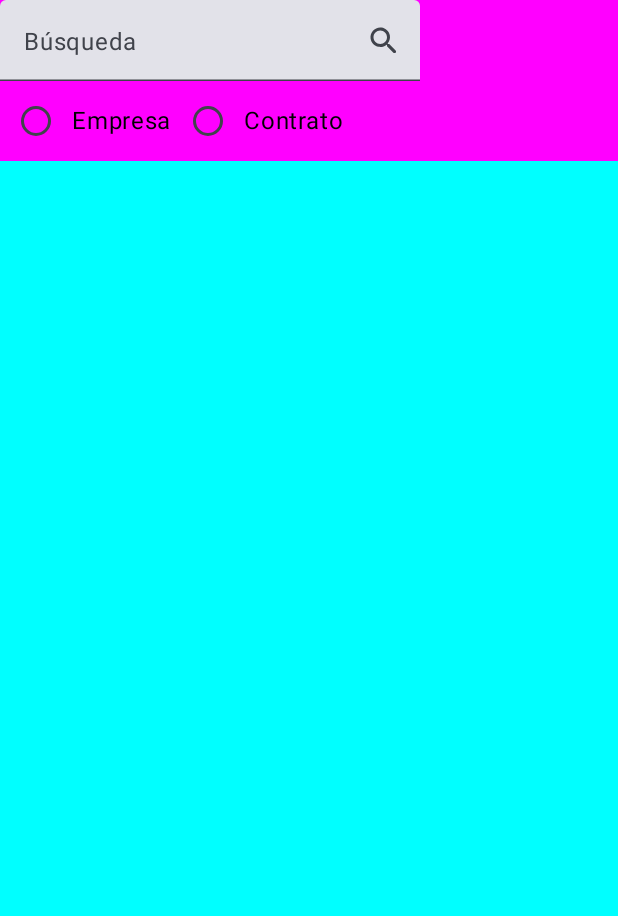
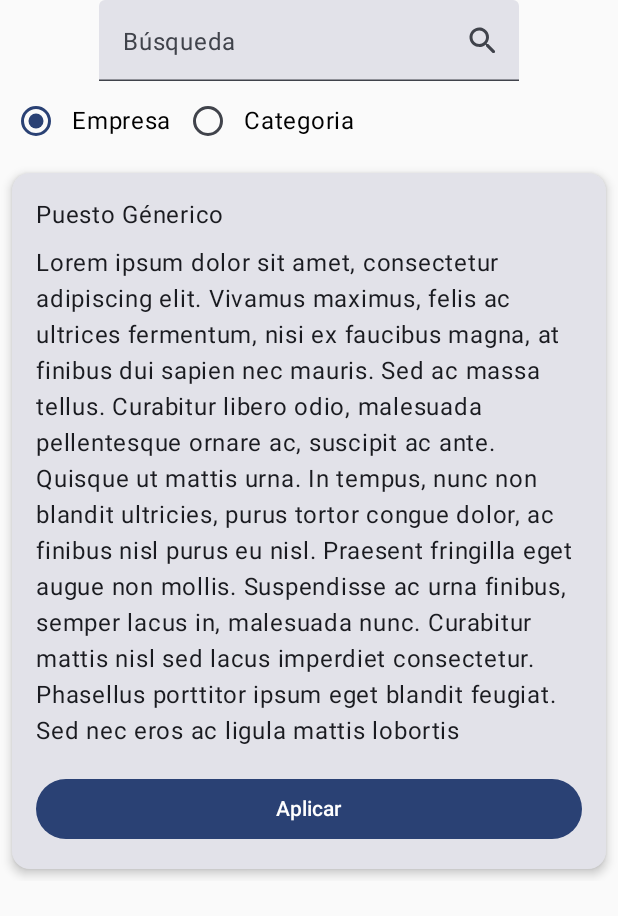
Before and after one commit to cpaezd/retodam-mobile, an Android app built with Jetpack Compose: the Inicio screen opened through its navigation route, on a phone screen of 412 x 824 dp. Shown: the top 916 px of the screen. Run offline under Robolectric (Android 15) with nearby library versions, the phone set to English and light mode, and no system bars; our stand-ins replace constraintlayout-compose.

Commit message:
Cambios a 15 de Abril

```diff
--- a/app/src/main/java/dam/grupo13/retodam/MainActivity.kt
+++ b/app/src/main/java/dam/grupo13/retodam/MainActivity.kt
@@ -4,6 +4,7 @@ import android.os.Bundle
 import androidx.activity.ComponentActivity
 import androidx.activity.compose.setContent
 import androidx.activity.enableEdgeToEdge
+import androidx.core.view.WindowCompat
 import dam.grupo13.retodam.layout.App
 import dam.grupo13.retodam.ui.theme.RetoDAMTheme
 
@@ -11,6 +12,8 @@ class MainActivity : ComponentActivity() {
 	override fun onCreate(savedInstanceState: Bundle?) {
 		super.onCreate(savedInstanceState)
 		enableEdgeToEdge()
+		WindowCompat.setDecorFitsSystemWindows(window, false)
+
 		setContent {
 			RetoDAMTheme {
 				App()
--- a/app/src/main/java/dam/grupo13/retodam/http/IHttpAPIService.kt
+++ b/app/src/main/java/dam/grupo13/retodam/http/IHttpAPIService.kt
@@ -1,6 +1,7 @@
 package dam.grupo13.retodam.http
 
 import dam.grupo13.retodam.http.model.Usuario
+import dam.grupo13.retodam.http.model.Vacante
 import dam.grupo13.retodam.http.request.LoginRequest
 import dam.grupo13.retodam.http.request.NuevaSolicitudRequest
 import dam.grupo13.retodam.http.request.NuevoUsuarioRequest
@@ -35,18 +36,17 @@ interface IHttpAPIService {
 	@GET("vacante")
 	suspend fun getVacantes(): Response<VacanteResponse>
 
-	@GET("vacante/{id}")
-	suspend fun getVacante(@Path("id") id: Int): Response<VacanteResponse>
+	@GET("vacante/ver/{id}")
+	suspend fun getVacante(@Path("id") id: Int): Response<Vacante>
 
-	@GET("vacante/buscar/{filtro}/{valor}")
-	suspend fun getVacantesByQuery(
-		@Path("filtro") filtro: String,
-		@Path("valor") valor: String
-	): Response<VacanteResponse>
+	@GET("vacante/empresa/{empresa}")
+	suspend fun getVacantesByEmpresa(@Path("empresa") empresa: String): Response<VacanteResponse>
 
-	@POST("vacante/{id}/solicitud")
+	@GET("vacante/categoria/{categoria}")
+	suspend fun getVacantesByCategoria(@Path("categoria") categoria: String): Response<VacanteResponse>
+	@POST("solicitud/nueva")
 	suspend fun applyVacante(@Body nueva: NuevaSolicitudRequest): Response<OperationResponse>
 
 	@PUT("solicitud/retirar/{id}")
-	suspend fun cancelarVacante(@Path("id") vacante: Int): Response<OperationResponse>
+	suspend fun cancelarSolicitud(@Path("id") solicitud: Int): Response<OperationResponse>
 }
--- a/app/src/main/java/dam/grupo13/retodam/http/model/Vacante.kt
+++ b/app/src/main/java/dam/grupo13/retodam/http/model/Vacante.kt
@@ -1,7 +1,18 @@
 package dam.grupo13.retodam.http.model
 
+import com.google.gson.annotations.SerializedName
+
 data class Vacante(
-	val id: Int,
-	val nombre: String,
-	val descripcion: String
+	@SerializedName("id_vacante")
+	val id: Int = 0,
+	val nombre: String = "Puesto Génerico",
+	val descripcion: String = "Lorem ipsum dolor sit amet, consectetur adipiscing elit. Vivamus maximus, felis ac ultrices fermentum, nisi ex faucibus magna, at finibus dui sapien nec mauris. Sed ac massa tellus. Curabitur libero odio, malesuada pellentesque ornare ac, suscipit ac ante. Quisque ut mattis urna. In tempus, nunc non blandit ultricies, purus tortor congue dolor, ac finibus nisl purus eu nisl. Praesent fringilla eget augue non mollis. Suspendisse ac urna finibus, semper lacus in, malesuada nunc. Curabitur mattis nisl sed lacus imperdiet consectetur. Phasellus porttitor ipsum eget blandit feugiat. Sed nec eros ac ligula mattis lobortis",
+	val salario: Float = 0.0f,
+	val detalles: String = "n sed metus dolor. Fusce tincidunt diam ex, quis consequat dolor congue a. Vivamus feugiat mauris ornare, sagittis ex ut, consectetur risus. Mauris erat tortor, convallis in lectus vitae, faucibus ullamcorper ante. Curabitur luctus nec libero ac imperdiet. Pellentesque eu lorem urna. Integer finibus maximus blandit. Suspendisse sit amet ligula ac justo feugiat auctor. Nunc pretium tellus a sem aliquet venenatis. Proin non felis justo. Proin volutpat dapibus tortor. Nulla facilisi.",
+	val imagen: String = "",
+	val destacado: Boolean = false,
+	val fecha: String = "1999/05/03",
+	@SerializedName("razonSocial")
+	val empresa: String = "Empresa Genérica",
+	val categoria: String = "Categoria genérica"
 )
--- a/app/src/main/java/dam/grupo13/retodam/layout/components/VacanteCard.kt
+++ b/app/src/main/java/dam/grupo13/retodam/layout/components/VacanteCard.kt
@@ -1,71 +1,77 @@
 package dam.grupo13.retodam.layout.components
 
-import androidx.compose.foundation.background
-import androidx.compose.foundation.layout.Box
-import androidx.compose.foundation.layout.fillMaxHeight
-import androidx.compose.foundation.layout.fillMaxSize
 import androidx.compose.foundation.layout.fillMaxWidth
+import androidx.compose.foundation.layout.padding
+import androidx.compose.foundation.layout.wrapContentHeight
+import androidx.compose.material3.Button
 import androidx.compose.material3.Card
+import androidx.compose.material3.CardDefaults
+import androidx.compose.material3.Text
 import androidx.compose.runtime.Composable
 import androidx.compose.ui.Modifier
-import androidx.compose.ui.graphics.Color
-import androidx.compose.ui.tooling.preview.Preview
+import androidx.compose.ui.unit.dp
 import androidx.constraintlayout.compose.ConstraintLayout
+import androidx.navigation.NavController
 import dam.grupo13.retodam.http.model.Vacante
 
-@Preview
+//@Preview
 @Composable
-fun VacanteCard(vacante: Vacante = Vacante(0, "Empresa", "Descripcion")) {
+fun VacanteCard(navController: NavController, vacante: Vacante = Vacante()) {
 	Card(
-		modifier = Modifier.fillMaxHeight(0.25f)
+		modifier = Modifier
+			.fillMaxWidth()
+			.padding(8.dp),
+		elevation = CardDefaults.cardElevation(4.dp)
 	) {
-		ConstraintLayout (modifier = Modifier.fillMaxSize()) {
-			var (nombreEmpresa, detalles, boton) = createRefs()
+		ConstraintLayout(
+			modifier = Modifier
+				.fillMaxWidth()
+				.wrapContentHeight()
+				.padding(16.dp)
+		) {
+			val (nombreEmpresa, descripcion, boton) = createRefs()
 
-			Box(
+			// Parte superior: Nombre de la empresa
+			Text(
+				text = vacante.nombre,
 				modifier = Modifier
 					.fillMaxWidth()
-					.fillMaxHeight(0.15f)
-					.background(Color.Cyan)
 					.constrainAs(nombreEmpresa) {
 						top.linkTo(parent.top)
+						start.linkTo(parent.start)
 						end.linkTo(parent.end)
-						start.linkTo(parent.start)
-						bottom.linkTo(detalles.top)
 					}
-			) {
+			)
 
-			}
-
-			Box(
+			// Parte del medio: Descripción
+			Text(
+				text = vacante.descripcion.toString(),
 				modifier = Modifier
 					.fillMaxWidth()
-					.fillMaxHeight(0.70f)
-					.background(Color.Magenta)
-					.constrainAs(detalles) {
+					.padding(top = 8.dp)
+					.constrainAs(descripcion) {
 						top.linkTo(nombreEmpresa.bottom)
+						start.linkTo(parent.start)
 						end.linkTo(parent.end)
-						start.linkTo(parent.start)
-						bottom.linkTo(boton.top)
 					}
-			) {
+			)
 
-			}
-
-
-			Box(
+			// Parte inferior: Botón
+			Button(
+				onClick = {
+					navController.navigate("VacanteView/${vacante.id}")
+				},
 				modifier = Modifier
 					.fillMaxWidth()
-					.fillMaxHeight(0.15f)
-					.background(Color.Yellow)
+					.padding(top = 16.dp)
 					.constrainAs(boton) {
-						top.linkTo(detalles.bottom)
+						top.linkTo(descripcion.bottom)
+						start.linkTo(parent.start)
 						end.linkTo(parent.end)
-						start.linkTo(parent.start)
 						bottom.linkTo(parent.bottom)
 					}
 			) {
-
+				Text("Aplicar")
 			}
 		}
 	}
--- a/app/src/main/java/dam/grupo13/retodam/layout/views/Inicio.kt
+++ b/app/src/main/java/dam/grupo13/retodam/layout/views/Inicio.kt
@@ -1,6 +1,6 @@
 package dam.grupo13.retodam.layout.views
 
-import androidx.compose.foundation.background
+import android.util.Log
 import androidx.compose.foundation.layout.Box
 import androidx.compose.foundation.layout.Column
 import androidx.compose.foundation.layout.Row
@@ -23,27 +23,28 @@ import androidx.compose.runtime.remember
 import androidx.compose.runtime.setValue
 import androidx.compose.ui.Alignment
 import androidx.compose.ui.Modifier
-import androidx.compose.ui.graphics.Color
 import androidx.compose.ui.text.input.TextFieldValue
-import androidx.compose.ui.tooling.preview.Preview
 import androidx.constraintlayout.compose.ConstraintLayout
 import androidx.navigation.NavController
 import dam.grupo13.retodam.http.HttpAPIService
 import dam.grupo13.retodam.http.model.Vacante
 import dam.grupo13.retodam.layout.components.VacanteCard
+import kotlinx.coroutines.CoroutineScope
+import kotlinx.coroutines.Dispatchers
+import kotlinx.coroutines.launch
 
-@Preview
 @Composable
-fun Inicio() {
-	val filtros = listOf<String>("Empresa", "Contrato")
+fun Inicio(navController: NavController) {
+	val filtros = listOf<String>("Empresa", "Categoria")
 	var query by remember { mutableStateOf(TextFieldValue("")) }
 	var filtro by remember { mutableStateOf(filtros[0]) }
 	var vacantes by remember { mutableStateOf<List<Vacante>>(emptyList()) }
+	var cargando by remember { mutableStateOf(false) }
 
 	LaunchedEffect(Unit) {
-		var http = HttpAPIService();
+		var http = HttpAPIService()
 
-		vacantes = http.getLastVacantes()
+		vacantes = http.getVacantes()
 	}
 
 	ConstraintLayout(modifier = Modifier.fillMaxSize()) {
@@ -53,7 +54,6 @@ fun Inicio() {
 			modifier = Modifier
 				.fillMaxWidth()
 				.fillMaxHeight(0.13f)
-				.background(Color.Magenta)
 				.constrainAs(busqueda) {
 					top.linkTo(parent.top)
 					start.linkTo(parent.start)
@@ -68,7 +68,8 @@ fun Inicio() {
 				Box(
 					modifier = Modifier
 						.fillMaxWidth()
-						.fillMaxHeight(0.5f)
+						.fillMaxHeight(0.5f),
+					contentAlignment = Alignment.Center
 				) {
 					TextField(
 						value = query,
@@ -76,7 +77,14 @@ fun Inicio() {
 						label = { Text("Búsqueda") },
 						trailingIcon = {
 							IconButton(
-								onClick = {}
+								onClick = {
+									var http = HttpAPIService()
+
+									CoroutineScope(Dispatchers.IO).launch {
+										vacantes = http.getVacantesByQuery(filtro, query.text.toString())
+									}
+
+								}
 							) {
 								Icon(Icons.Rounded.Search, "Buscar")
 							}
@@ -84,15 +92,19 @@ fun Inicio() {
 					)
 				}
 
-				Box(modifier = Modifier.fillMaxSize()
+				Box(
+					modifier = Modifier.fillMaxSize(),
 				) {
 					Row(
 						modifier = Modifier.fillMaxSize(),
 						verticalAlignment = Alignment.CenterVertically
 					) {
-						for(filtro in filtros) {
-							RadioButton(selected = false, onClick = {})
-							Text(filtro)
+						for(f in filtros) {
+							RadioButton(
+								selected = filtro == f,
+								onClick = {	filtro = f }
+							)
+							Text(f)
 						}
 					}
 				}
@@ -103,7 +115,6 @@ fun Inicio() {
 			modifier = Modifier
 				.fillMaxWidth()
 				.fillMaxHeight(0.87f)
-				.background(Color.Cyan)
 				.constrainAs(listadoVacantes) {
 					start.linkTo(parent.start)
 					end.linkTo(parent.end)
@@ -113,7 +124,7 @@ fun Inicio() {
 		) {
 			LazyColumn {
 				items(vacantes.size) { i ->
-					VacanteCard(vacantes[i])
+					VacanteCard(navController,vacantes[i])
 				}
 			}
 		}
--- a/app/src/main/java/dam/grupo13/retodam/layout/views/Login.kt
+++ b/app/src/main/java/dam/grupo13/retodam/layout/views/Login.kt
@@ -21,6 +21,7 @@ import androidx.compose.ui.unit.dp
 import androidx.constraintlayout.compose.ConstraintLayout
 import androidx.navigation.NavController
 import dam.grupo13.retodam.http.HttpAPIService
+import dam.grupo13.retodam.http.request.LoginRequest
 import kotlinx.coroutines.CoroutineScope
 import kotlinx.coroutines.Dispatchers
 import kotlinx.coroutines.launch
@@ -65,10 +66,10 @@ fun Login(navController: NavController) {
 					loading = !loading
 
 					CoroutineScope(Dispatchers.IO).launch {
-						val login = http.login(
+						val login = http.login(LoginRequest(
 							usuario.text.toString(),
 							password.text.toString()
-						)
+						))
 
 						when (login) {
 							"OK" -> ""
--- a/app/src/main/java/dam/grupo13/retodam/layout/views/Register.kt
+++ b/app/src/main/java/dam/grupo13/retodam/layout/views/Register.kt
@@ -47,7 +47,7 @@ fun Register(navController: NavController) {
 			},
 			verticalArrangement = Arrangement.spacedBy(24.dp)
 		) {
-			IconButton(onClick = { navController.navigate("Login")}) {
+			IconButton(onClick = { navController.navigate("Login") }) {
 				Icon(Icons.AutoMirrored.Rounded.ArrowBack, "Atrás")
 			}
 
```
Also changed, not shown: app/src/main/java/dam/grupo13/retodam/http/HttpAPIService.kt (+128 -43 lines), app/src/main/java/dam/grupo13/retodam/http/model/Solicitud.kt (+6 -7 lines), app/src/main/java/dam/grupo13/retodam/layout/App.kt (+6 -6 lines), app/src/main/java/dam/grupo13/retodam/layout/components/SolicitudDialog.kt (added, +16 -0 lines), app/src/main/java/dam/grupo13/retodam/layout/views/ListaSolicitudes.kt (added, +28 -0 lines), app/src/main/java/dam/grupo13/retodam/layout/views/SolicitudView.kt (deleted, +0 -9 lines), app/src/main/java/dam/grupo13/retodam/layout/views/VacanteView.kt (+122 -1 lines), app/src/main/java/dam/grupo13/retodam/layout/views/VerVacante.kt (added, +95 -0 lines).
